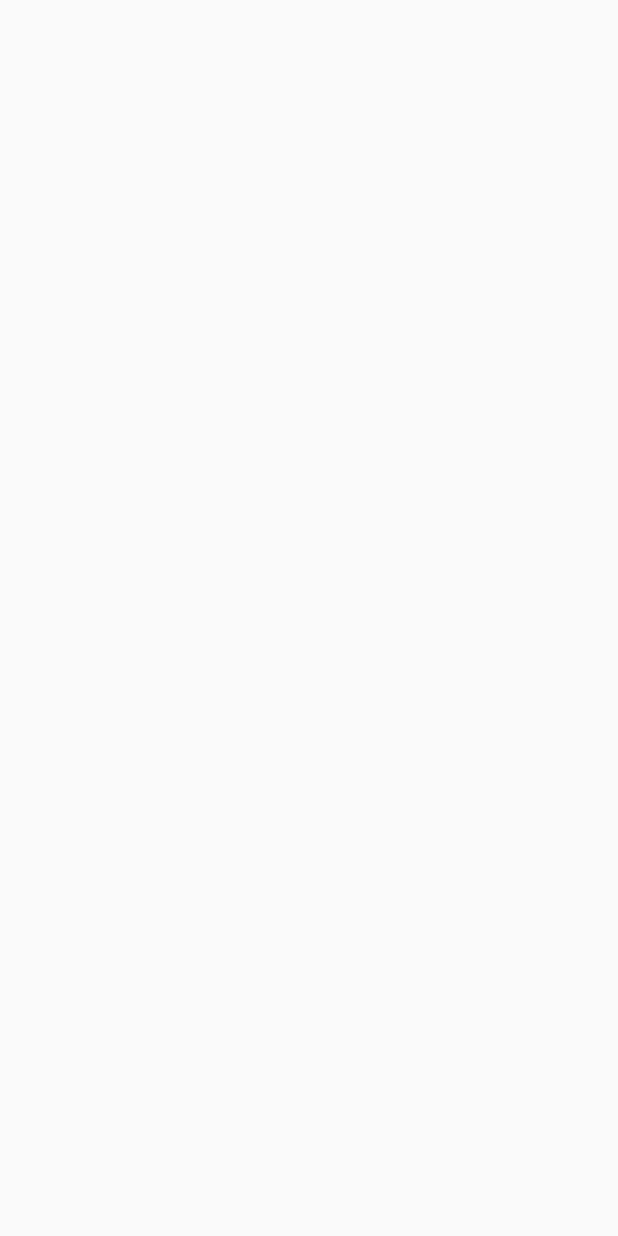
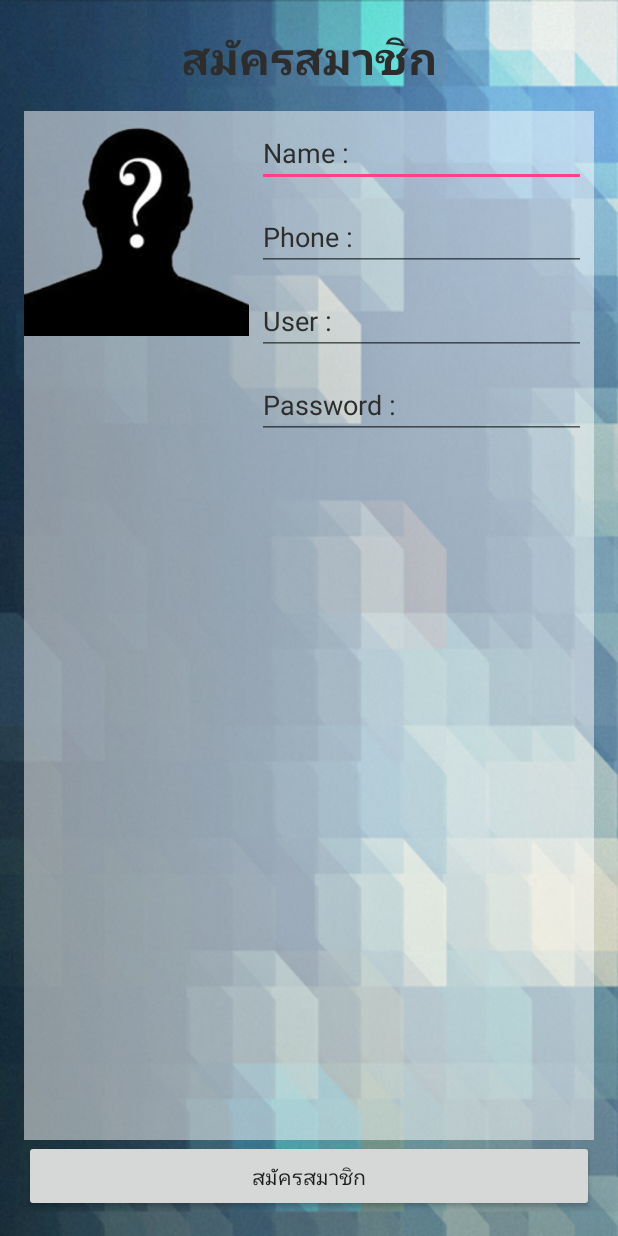
Before and after one commit to fangpchy/Easy-KKU, an Android app: the SignUpActivity screen opened directly, with no data from a screen before it, on a phone screen of 412 x 824 dp. Before the commit the screen is empty. Run offline under Robolectric (Android 15) with nearby library versions, the phone set to English and light mode, and no system bars.

Commit message:
Design UI SignUp finish

```diff
--- a/app/src/main/res/layout/activity_sign_up.xml
+++ b/app/src/main/res/layout/activity_sign_up.xml
@@ -1,5 +1,6 @@
 <?xml version="1.0" encoding="utf-8"?>
 <RelativeLayout xmlns:android="http://schemas.android.com/apk/res/android"
+    xmlns:app="http://schemas.android.com/apk/res-auto"
     xmlns:tools="http://schemas.android.com/tools"
     android:id="@+id/activity_sign_up"
     android:layout_width="match_parent"
@@ -8,6 +9,96 @@
     android:paddingLeft="@dimen/activity_horizontal_margin"
     android:paddingRight="@dimen/activity_horizontal_margin"
     android:paddingTop="@dimen/activity_vertical_margin"
-    tools:context="com.example.fangpchy.easykku.SignUpActivity">
+    tools:context="com.example.fangpchy.easykku.SignUpActivity"
+    android:background="@drawable/wallpapers_b_05">
 
+    <TextView
+        android:text="@string/SingUp"
+        android:layout_width="wrap_content"
+        android:layout_height="wrap_content"
+        android:id="@+id/textView2"
+        android:textSize="@dimen/h1"
+        android:textStyle="normal|bold"
+        android:layout_centerHorizontal="true"
+        android:textColor="@color/aText"
+        android:textColorHint="@color/aText"
+        android:textColorLink="?attr/colorPrimaryDark" />
+
+    <Button
+        android:text="@string/SingUp"
+        android:layout_width="match_parent"
+        android:layout_height="wrap_content"
+        android:id="@+id/button3"
+        android:layout_alignParentBottom="true" />
+
+    <LinearLayout
+        android:orientation="horizontal"
+        android:layout_width="match_parent"
+        android:layout_height="match_parent"
+        android:layout_below="@+id/textView2"
+        android:layout_above="@+id/button3"
+        android:layout_marginTop="15dp"
+        android:background="#82ffffff">
+
+        <ImageView
+            android:layout_width="@dimen/icon"
+            android:layout_height="@dimen/icon"
+            app:srcCompat="@drawable/question_man"
+            android:id="@+id/imageView" />
+
+        <LinearLayout
+            android:orientation="vertical"
+            android:layout_width="match_parent"
+            android:layout_height="match_parent">
+
+            <EditText
+                android:layout_width="match_parent"
+                android:layout_height="wrap_content"
+                android:inputType="textPersonName"
+                android:ems="10"
+                android:id="@+id/editText"
+                android:layout_margin="5dp"
+                android:hint="Name :"
+                android:textColor="@color/aText"
+                android:textColorHint="@color/aText"
+                android:textColorLink="?attr/colorPrimaryDark" />
+
+            <EditText
+                android:layout_width="match_parent"
+                android:layout_height="wrap_content"
+                android:ems="10"
+                android:id="@+id/editText2"
+                android:layout_margin="5dp"
+                android:hint="Phone :"
+                android:inputType="number"
+                android:textColor="@color/aText"
+                android:textColorHint="@color/aText"
+                android:textColorLink="?attr/colorPrimaryDark" />
+
+            <EditText
+                android:layout_width="match_parent"
+                android:layout_height="wrap_content"
+                android:inputType="textPersonName"
+                android:ems="10"
+                android:id="@+id/editText3"
+                android:layout_margin="5dp"
+                android:hint="User :"
+                android:textColor="@color/aText"
+                android:textColorHint="@color/aText"
+                android:textColorLink="?attr/colorPrimaryDark" />
+
+            <EditText
+                android:layout_width="match_parent"
+                android:layout_height="wrap_content"
+                android:inputType="textPersonName"
+                android:ems="10"
+                android:id="@+id/editText4"
+                android:layout_margin="5dp"
+                android:hint="Password :"
+                android:textColor="@color/aText"
+                android:textColorHint="@color/aText"
+                android:textColorLink="?attr/colorPrimaryDark" />
+
+        </LinearLayout>
+    </LinearLayout>
 </RelativeLayout>
--- a/app/src/main/res/values/colors.xml
+++ b/app/src/main/res/values/colors.xml
@@ -3,4 +3,6 @@
     <color name="colorPrimary">#3F51B5</color>
     <color name="colorPrimaryDark">#303F9F</color>
     <color name="colorAccent">#FF4081</color>
+
+    <color name="aText">#2d2d2d</color>
 </resources>
--- a/app/src/main/res/values/dimens.xml
+++ b/app/src/main/res/values/dimens.xml
@@ -2,4 +2,9 @@
     <!-- Default screen margins, per the Android Design guidelines. -->
     <dimen name="activity_horizontal_margin">16dp</dimen>
     <dimen name="activity_vertical_margin">16dp</dimen>
+
+    <dimen name="h1">30sp</dimen>
+    <dimen name="h2">20sp</dimen>
+    <dimen name="icon">150dp</dimen>
+
 </resources>
```
Also changed, not shown: app/src/main/res/drawable/bg4.png (added), app/src/main/res/drawable/question_man.png (added), app/src/main/res/drawable/wallpapers_b_05.png (added).
